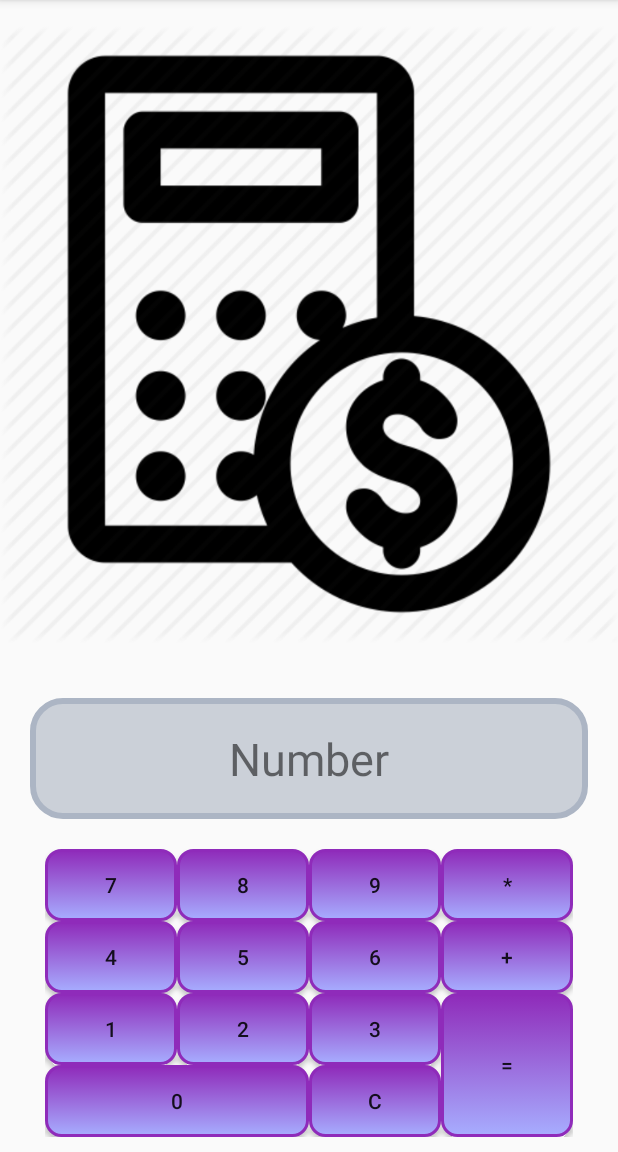
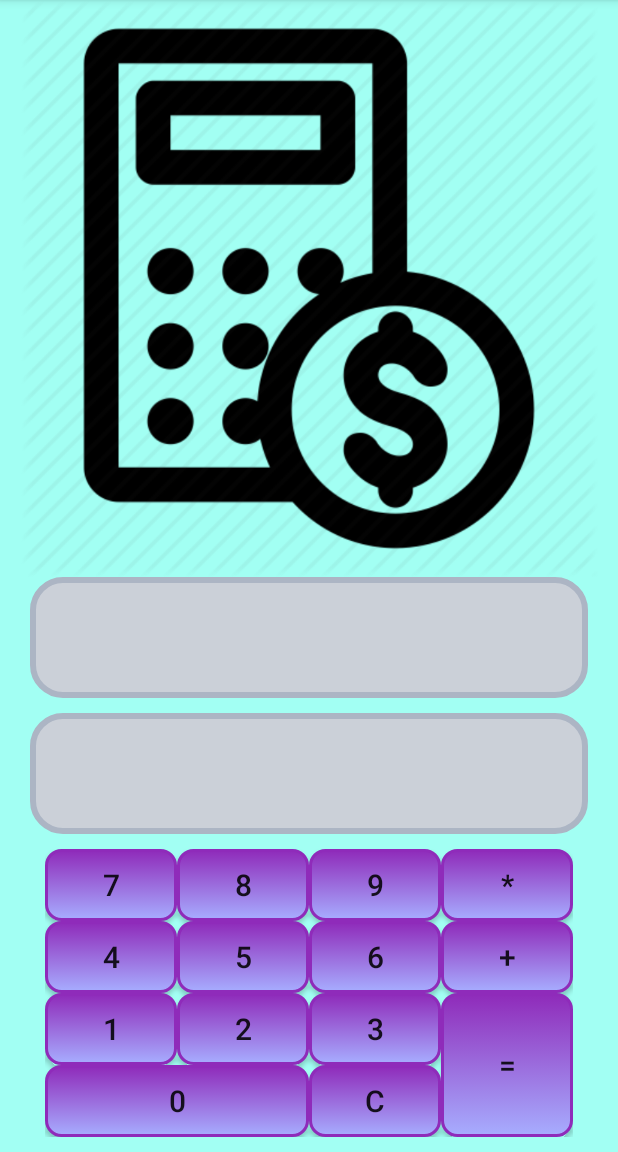
Before and after one commit to ihorstepura/SomeApp, an Android app: the SecondActivity screen opened directly, with no data from a screen before it, after a tap on "OPTIMISTIC CALCULATOR", on a phone screen of 412 x 824 dp, the part 84-1236 px from its top. Run offline under Robolectric (Android 15) with nearby library versions, the phone set to English and light mode, and no system bars.

Commit message:
Add changes into calculator

```diff
--- a/app/src/main/java/com/example/ihorstepura/someapp/FourthActivity.java
+++ b/app/src/main/java/com/example/ihorstepura/someapp/FourthActivity.java
@@ -1,13 +1,103 @@
 package com.example.ihorstepura.someapp;
 
+import android.annotation.SuppressLint;
+import android.content.Intent;
 import android.os.Bundle;
 import android.support.annotation.Nullable;
 import android.support.v7.app.AppCompatActivity;
+import android.view.View;
+import android.widget.Button;
+import android.widget.TextView;
+import android.widget.Toast;
 
 public class FourthActivity extends AppCompatActivity {
+
+    private String num_1 = "";
+    private String op = "";
+    private String num_2 = "";
+    private String equal = "";
+
+    TextView number;
+    TextView result;
+
     @Override
     protected void onCreate(@Nullable Bundle savedInstanceState) {
         super.onCreate(savedInstanceState);
         setContentView(R.layout.activity_fourth);
+
+        number = findViewById(R.id.tv_number);
+        result = findViewById(R.id.tv_result);
+    }
+
+    public void setButtonNumber(View view) {
+        if (op.equals("")) {
+            num_1 += ((Button) view).getText().toString();
+            number.setText(num_1);
+        } else {
+            num_2 += ((Button) view).getText().toString();
+            number.setText(num_2);
+        }
+    }
+
+    public void setButtonOperation(View view) {
+        if (op.isEmpty()) {
+            op = ((Button) view).getText().toString();
+        } else {
+            num_1 = result.getText().toString();
+            number.setText(num_1);
+            num_2 = "";
+            result.setText("");
+            op = ((Button) view).getText().toString();
+        }
+    }
+
+
+    @SuppressLint("SetTextI18n")
+    public void setButtonEqual(View view) {
+
+
+        if (num_2.equals("") || num_1.equals("")) {
+            setButtonClear(view);
+            Toast.makeText(this, "Invalid format used", Toast.LENGTH_LONG).show();
+        } else if (num_1.length() > 9 || num_2.length() > 9) {
+            setButtonClear(view);
+            Toast.makeText(this, "Maximum number of digits (9) exceeded", Toast.LENGTH_LONG).show();
+        } else if (op.length() > 1) {
+            setButtonClear(view);
+            Toast.makeText(this, "Invalid format used", Toast.LENGTH_LONG).show();
+        } else if (!num_1.isEmpty() && !num_2.isEmpty() && !equal.isEmpty()) {
+            num_1 = result.getText().toString();
+            number.setText(num_1);
+        }
+
+        int num1;
+        int num2;
+        int res;
+
+        switch (op) {
+            case "+":
+                num1 = Integer.parseInt(num_1);
+                num2 = Integer.parseInt(num_2);
+                res = num1 + num2;
+                equal = Integer.toString(res);
+                result.setText(equal);
+                break;
+            case "*":
+                num1 = Integer.parseInt(num_1);
+                num2 = Integer.parseInt(num_2);
+                res = num1 * num2;
+                equal = Integer.toString(res);
+                result.setText(equal);
+                break;
+        }
+    }
+
+    public void setButtonClear(View view) {
+        num_1 = "";
+        op = "";
+        num_2 = "";
+        equal = "";
+        number.setText("");
+        result.setText("");
     }
 }
--- a/app/src/main/java/com/example/ihorstepura/someapp/SecondActivity.java
+++ b/app/src/main/java/com/example/ihorstepura/someapp/SecondActivity.java
@@ -9,7 +9,7 @@ import android.view.View;
 import android.widget.Button;
 import android.widget.TextView;
 
-public class SecondActivity extends AppCompatActivity {
+public class SecondActivity extends AppCompatActivity implements View.OnClickListener {
 
     private Button button_1;
     private Button button_2;
@@ -23,12 +23,15 @@ public class SecondActivity extends AppCompatActivity {
         setContentView(R.layout.activity_second);
 
         button_1 = findViewById(R.id.btn_1_second);
+        button_1.setOnClickListener(this);
         button_2 = findViewById(R.id.btn_2_second);
+        button_2.setOnClickListener(this);
         button_3 = findViewById(R.id.btn_3_second);
+        button_3.setOnClickListener(this);
     }
 
 
-    public void cvButtonClick(View view) {
+   /* public void cvButtonClick(View view) {
         Intent intent = new Intent(this, ThirdActivity.class);
         startActivity(intent);
     }
@@ -36,7 +39,23 @@ public class SecondActivity extends AppCompatActivity {
     public void calcButtonClick(View view) {
         Intent intent1 = new Intent(this, FourthActivity.class);
         startActivity(intent1);
+    }*/
+
+    @Override
+    public void onClick(View view) {
+        Intent intent;
+
+        switch (view.getId()) {
+            case R.id.btn_1_second:
+                intent = new Intent(this, ThirdActivity.class);
+                startActivity(intent);
+                break;
+            case R.id.btn_2_second:
+                break;
+            case R.id.btn_3_second:
+                intent = new Intent(this, FourthActivity.class);
+                startActivity(intent);
+                break;
+        }
     }
-
-
 }
--- a/app/src/main/res/layout/activity_fourth.xml
+++ b/app/src/main/res/layout/activity_fourth.xml
@@ -4,6 +4,7 @@
     android:layout_width="match_parent"
     android:layout_height="wrap_content"
     android:layout_gravity="bottom"
+    android:background="@color/colorTurquoise"
     android:columnCount="4"
     android:orientation="vertical">
 
@@ -22,17 +23,38 @@
     <LinearLayout
         android:layout_width="match_parent"
         android:layout_height="wrap_content"
-        android:layout_gravity="center">
+        android:layout_gravity="center"
+        android:orientation="vertical">
 
         <TextView
+            android:id="@+id/tv_number"
             android:layout_width="match_parent"
             android:layout_height="wrap_content"
-            android:layout_margin="20dp"
+            android:layout_marginLeft="20sp"
+            android:layout_marginRight="20sp"
+            android:layout_marginBottom="10sp"
             android:background="@drawable/fields"
+            android:gravity="center"
             android:padding="20sp"
-            android:text="Number"
             android:textSize="30sp"
-            android:gravity="center"/>
+            android:textColor="@android:color/black"
+            android:maxEms="9"
+            android:maxLines="1"/>
+
+        <TextView
+            android:id="@+id/tv_result"
+            android:layout_width="match_parent"
+            android:layout_height="wrap_content"
+            android:layout_marginLeft="20sp"
+            android:layout_marginRight="20sp"
+            android:layout_marginBottom="10sp"
+            android:background="@drawable/fields"
+            android:gravity="center"
+            android:padding="20sp"
+            android:textColor="@android:color/holo_red_dark"
+            android:textSize="30sp"
+            android:maxLines="1"
+            />
     </LinearLayout>
 
     <GridLayout
@@ -40,113 +62,140 @@
         android:layout_height="wrap_content"
         android:layout_gravity="center"
         android:columnCount="4"
+        android:paddingBottom="10sp"
         android:rowCount="4"
-        android:paddingBottom="10sp"
-        >
+        android:textSize="20sp">
 
         <Button
-            android:id="@+id/button33"
-            android:layout_width="wrap_content"
-            android:layout_height="wrap_content"
+            android:id="@+id/button7"
+            android:layout_width="match_parent"
+            android:layout_height="match_parent"
+            android:background="@drawable/button_third"
+            android:onClick="setButtonNumber"
             android:text="7"
-            android:background="@drawable/button_third"
-            />
+            android:textSize="20sp" />
 
         <Button
-            android:id="@+id/button32"
-            android:layout_width="wrap_content"
-            android:layout_height="wrap_content"
+            android:id="@+id/button8"
+            android:layout_width="match_parent"
+            android:layout_height="match_parent"
+            android:background="@drawable/button_third"
+            android:onClick="setButtonNumber"
             android:text="8"
-            android:background="@drawable/button_third"/>
+            android:textSize="20sp" />
 
         <Button
-            android:id="@+id/button31"
-            android:layout_width="wrap_content"
-            android:layout_height="wrap_content"
+            android:id="@+id/button9"
+            android:layout_width="match_parent"
+            android:layout_height="match_parent"
+            android:background="@drawable/button_third"
+            android:onClick="setButtonNumber"
             android:text="9"
-            android:background="@drawable/button_third"/>
+            android:textSize="20sp" />
 
         <Button
-            android:id="@+id/button30"
-            android:layout_width="wrap_content"
-            android:layout_height="wrap_content"
+            android:id="@+id/button_multiplication"
+            android:layout_width="match_parent"
+            android:layout_height="match_parent"
+            android:background="@drawable/button_third"
+            android:onClick="setButtonOperation"
             android:text="*"
-            android:background="@drawable/button_third"/>
+            android:textSize="20sp" />
 
         <Button
-            android:id="@+id/button29"
-            android:layout_width="wrap_content"
-            android:layout_height="wrap_content"
+            android:id="@+id/button4"
+            android:layout_width="match_parent"
+            android:layout_height="match_parent"
+            android:background="@drawable/button_third"
+            android:onClick="setButtonNumber"
             android:text="4"
-            android:background="@drawable/button_third"/>
+            android:textSize="20sp" />
 
         <Button
-            android:id="@+id/button28"
-            android:layout_width="wrap_content"
-            android:layout_height="wrap_content"
+            android:id="@+id/button5"
+            android:layout_width="match_parent"
+            android:layout_height="match_parent"
+            android:background="@drawable/button_third"
+            android:onClick="setButtonNumber"
             android:text="5"
-            android:background="@drawable/button_third"/>
+            android:textSize="20sp" />
 
         <Button
-            android:id="@+id/button27"
-            android:layout_width="wrap_content"
-            android:layout_height="wrap_content"
+            android:id="@+id/button6"
+            android:layout_width="match_parent"
+            android:layout_height="match_parent"
+            android:background="@drawable/button_third"
+            android:onClick="setButtonNumber"
             android:text="6"
-            android:background="@drawable/button_third"/>
+            android:textSize="20sp" />
 
         <Button
-            android:id="@+id/button26"
-            android:layout_width="wrap_content"
-            android:layout_height="wrap_content"
+            android:id="@+id/button_sum"
+            android:layout_width="match_parent"
+            android:layout_height="match_parent"
+            android:background="@drawable/button_third"
+            android:onClick="setButtonOperation"
             android:text="+"
-            android:background="@drawable/button_third"/>
+            android:textSize="20sp" />
 
         <Button
-            android:id="@+id/button25"
-            android:layout_width="wrap_content"
-            android:layout_height="wrap_content"
+            android:id="@+id/button1"
+            android:layout_width="match_parent"
+            android:layout_height="match_parent"
+            android:background="@drawable/button_third"
+            android:onClick="setButtonNumber"
             android:text="1"
-            android:background="@drawable/button_third"/>
+            android:textSize="20sp" />
 
         <Button
-            android:id="@+id/button24"
-            android:layout_width="wrap_content"
-            android:layout_height="wrap_content"
+            android:id="@+id/button2"
+            android:layout_width="match_parent"
+            android:layout_height="match_parent"
+            android:background="@drawable/button_third"
+            android:onClick="setButtonNumber"
             android:text="2"
-            android:background="@drawable/button_third"/>
+            android:textSize="20sp" />
 
         <Button
-            android:id="@+id/button23"
-            android:layout_width="wrap_content"
-            android:layout_height="wrap_content"
+            android:id="@+id/button3"
+            android:layout_width="match_parent"
+            android:layout_height="match_parent"
+            android:background="@drawable/button_third"
+            android:onClick="setButtonNumber"
             android:text="3"
-            android:background="@drawable/button_third"/>
+            android:textSize="20sp" />
 
         <Button
-            android:id="@+id/button22"
-            android:layout_width="wrap_content"
-            android:layout_height="wrap_content"
+            android:id="@+id/button_equal"
+            android:layout_width="match_parent"
+            android:layout_height="match_parent"
             android:layout_rowSpan="2"
             android:layout_gravity="fill_vertical"
+            android:background="@drawable/button_third"
+            android:onClick="setButtonEqual"
             android:text="="
-            android:background="@drawable/button_third"/>
+            android:textSize="20sp" />
 
         <Button
-            android:id="@+id/button21"
-            android:layout_width="wrap_content"
-            android:layout_height="wrap_content"
+            android:id="@+id/button0"
+            android:layout_width="match_parent"
+            android:layout_height="match_parent"
             android:layout_columnSpan="2"
             android:layout_gravity="fill"
+            android:background="@drawable/button_third"
+            android:onClick="setButtonNumber"
             android:text="0"
-            android:background="@drawable/button_third"/>
+            android:textSize="20sp" />
 
         <Button
-            android:id="@+id/button"
-            android:layout_width="wrap_content"
-            android:layout_height="wrap_content"
+            android:id="@+id/button_clean"
+            android:layout_width="match_parent"
+            android:layout_height="match_parent"
             android:layout_row="3"
             android:layout_column="2"
+            android:background="@drawable/button_third"
+            android:onClick="setButtonClear"
             android:text="C"
-            android:background="@drawable/button_third"/>
+            android:textSize="20sp" />
     </GridLayout>
 </LinearLayout>
--- a/app/src/main/res/layout/activity_main.xml
+++ b/app/src/main/res/layout/activity_main.xml
@@ -61,7 +61,7 @@
             android:background="@drawable/fields"
             android:ems="10"
             android:hint="@string/password"
-            android:inputType="textPassword"
+            android:inputType="numberPassword"
             android:padding="10sp"
             android:textColor="@color/colorAccent" />
 
--- a/app/src/main/res/layout/activity_second.xml
+++ b/app/src/main/res/layout/activity_second.xml
@@ -39,7 +39,6 @@
             android:padding="30sp"
             android:text="CV"
             android:textSize="30dp"
-            android:onClick="cvButtonClick"
             android:textColor="@color/colorWhite"/>
 
         <Button
@@ -69,7 +68,7 @@
             android:text="Optimistic calculator"
             android:textSize="30dp"
             android:textColor="@color/colorWhite"
-            android:onClick="calcButtonClick"/>
+            />
     </LinearLayout>
 
 </LinearLayout>
```
